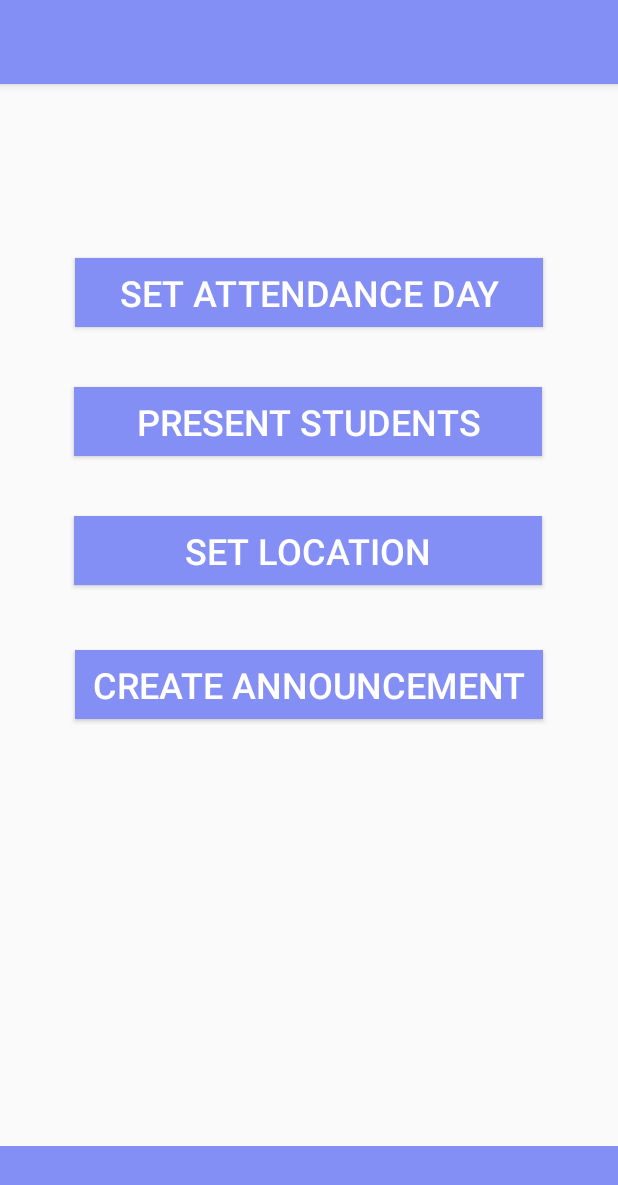
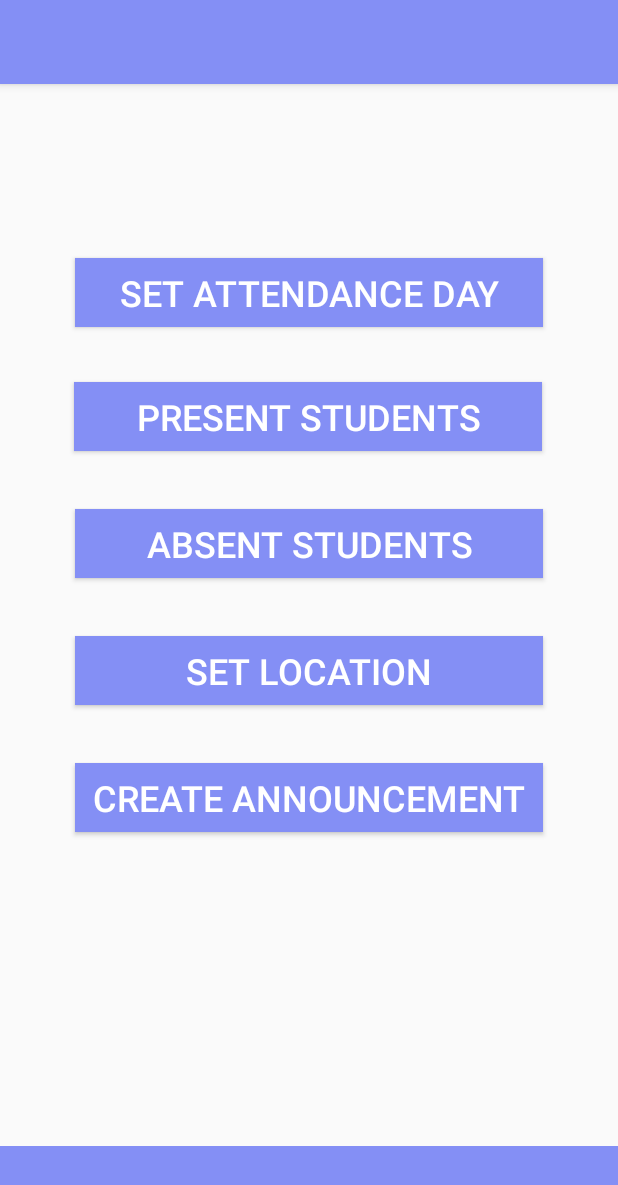
Before and after one commit to ksuhr1/CMPS115-Etendence, an Android app: the DayView screen opened directly, with no data from a screen before it, on a phone screen of 412 x 824 dp. Shown: the top 1185 px of the screen. Run offline under Robolectric (Android 15) with nearby library versions, the phone set to English and light mode, and no system bars; 2 statements that could not run were skipped.

Commit message:
Added back in some commented out code that was breaking student page, added button for absent students

```diff
--- a/app/src/main/java/ucsc/ettendance/SignUp.java
+++ b/app/src/main/java/ucsc/ettendance/SignUp.java
@@ -113,7 +113,7 @@ public class SignUp extends AppCompatActivity
         if (checkBox.isChecked())
             isProfessor = true;
         //Sets user info
-        final UserInformation userInformation = new UserInformation(firstName,lastName,studentId, isProfessor, email);
+        final UserInformation userInformation = new UserInformation(firstName,lastName,studentId, isProfessor, email, password);
         //displays progress bar
         progressBar.setVisibility(View.VISIBLE);
         //authenticate user
--- a/app/src/main/java/ucsc/ettendance/UserInformation.java
+++ b/app/src/main/java/ucsc/ettendance/UserInformation.java
@@ -5,6 +5,7 @@ public class UserInformation
     public String firstName;
     public String lastName;
     public String studentId;
+    public String password;
     public boolean isProfessor;
     public String email;
 
@@ -12,13 +13,14 @@ public class UserInformation
     public UserInformation()
     {}
 
-    public UserInformation(String firstName, String lastName, String studentId, boolean isProfessor, String email)
+    public UserInformation(String firstName, String lastName, String studentId, boolean isProfessor, String email, String password)
     {
         this.firstName = firstName;
         this.lastName = lastName;
         this.studentId = studentId;
         this.isProfessor = isProfessor;
         this.email = email;
+        this.password = password;
     }
 
     public String getFirstName()
@@ -44,6 +46,7 @@ public class UserInformation
     {
         return email;
     }
+    public String getPassword() { return password;}
 
     //public UserInformation() { }
 
--- a/app/src/main/java/ucsc/ettendance/splashScreen.java
+++ b/app/src/main/java/ucsc/ettendance/splashScreen.java
@@ -67,6 +67,7 @@ public class splashScreen extends AppCompatActivity {
                     if (user == null)
                     {
                         Log.d(TAG, "This is a professor, trying to access the student side");
+                        loadLogInView();
                     }
                     else
                     {
@@ -92,6 +93,7 @@ public class splashScreen extends AppCompatActivity {
                     UserInformation user = dataSnapshot.getValue(UserInformation.class);
                     if (user == null) {
                         Log.d(TAG, "This is a student, trying to access the professor side");
+                        loadLogInView();
                     } else {
                         Log.d(TAG, "First Name: " + user.getFirstName() + " Last Name: " + user.getLastName() + ", ID: " + user.getStudentId() + " isProfessor: " + user.isProfessor());
                         loadProfView(); // load professor page
--- a/app/src/main/res/layout/activity_day_view.xml
+++ b/app/src/main/res/layout/activity_day_view.xml
@@ -64,7 +64,28 @@
         app:layout_constraintHorizontal_bias="0.493"
         app:layout_constraintStart_toStartOf="parent"
         app:layout_constraintTop_toTopOf="parent"
-        app:layout_constraintVertical_bias="0.275" />
+        app:layout_constraintVertical_bias="0.26999998" />
+
+    <Button
+        android:id="@+id/absentButton"
+        android:layout_width="312dp"
+        android:layout_height="46dp"
+        android:layout_alignParentLeft="true"
+        android:layout_alignParentStart="true"
+        android:layout_alignParentTop="true"
+        android:layout_marginBottom="8dp"
+        android:layout_marginTop="8dp"
+        android:background="@drawable/bluebuttonback"
+        android:text="Absent Students"
+        android:textColor="@android:color/white"
+        android:textSize="24sp"
+        app:layout_constraintBottom_toBottomOf="parent"
+        app:layout_constraintEnd_toEndOf="parent"
+        app:layout_constraintLeft_toLeftOf="parent"
+        app:layout_constraintRight_toRightOf="parent"
+        app:layout_constraintStart_toStartOf="parent"
+        app:layout_constraintTop_toTopOf="parent"
+        app:layout_constraintVertical_bias="0.39" />
 
     <Button
         android:id="@+id/announceButton"
@@ -85,7 +106,7 @@
         app:layout_constraintRight_toRightOf="parent"
         app:layout_constraintStart_toStartOf="parent"
         app:layout_constraintTop_toTopOf="parent"
-        app:layout_constraintVertical_bias="0.523" />
+        app:layout_constraintVertical_bias="0.63" />
 
     <Button
         android:id="@+id/mapButton"
@@ -95,8 +116,6 @@
         android:layout_alignParentStart="true"
         android:layout_alignParentTop="true"
         android:layout_marginBottom="8dp"
-        android:layout_marginEnd="8dp"
-        android:layout_marginStart="8dp"
         android:layout_marginTop="8dp"
         android:background="@drawable/bluebuttonback"
         android:text="Set Location"
@@ -104,10 +123,11 @@
         android:textSize="24sp"
         app:layout_constraintBottom_toBottomOf="parent"
         app:layout_constraintEnd_toEndOf="parent"
-        app:layout_constraintHorizontal_bias="0.493"
+        app:layout_constraintLeft_toLeftOf="parent"
+        app:layout_constraintRight_toRightOf="parent"
         app:layout_constraintStart_toStartOf="parent"
         app:layout_constraintTop_toTopOf="parent"
-        app:layout_constraintVertical_bias="0.397" />
+        app:layout_constraintVertical_bias="0.51" />
 
     <Button
         android:id="@+id/setCodeButon"
```
Also changed, not shown: app/src/main/java/ucsc/ettendance/AddClass.java (+9 -7 lines).
